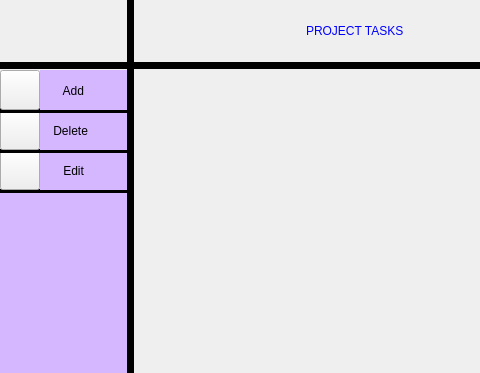
Above: projectui.ui from NimaGhasemi1383/IUT_AP_PROJECT before the change; both pictures show x 0 to 480 and y 0 to 373 of the 800 by 700 pixel window. Below: the same form after it.
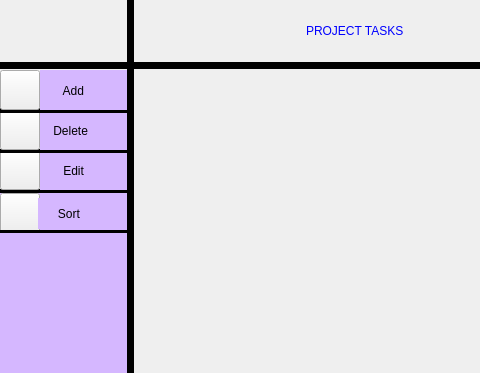
That is the form after the change. Icons and pictures are not drawn.

What changed in the file:
```diff
--- a/projectui.ui
+++ b/projectui.ui
@@ -620,6 +620,55 @@
     <string/>
    </property>
   </widget>
+  <widget class="QPushButton" name="pushButton_Sort">
+   <property name="geometry">
+    <rect>
+     <x>0</x>
+     <y>193</y>
+     <width>40</width>
+     <height>40</height>
+    </rect>
+   </property>
+   <property name="styleSheet">
+    <string notr="true">image: url(:/Login/Login31.jpg);</string>
+   </property>
+   <property name="text">
+    <string/>
+   </property>
+  </widget>
+  <widget class="QLabel" name="label_28">
+   <property name="geometry">
+    <rect>
+     <x>0</x>
+     <y>230</y>
+     <width>131</width>
+     <height>3</height>
+    </rect>
+   </property>
+   <property name="styleSheet">
+    <string notr="true">background-color: rgb(0, 0, 0);</string>
+   </property>
+   <property name="text">
+    <string/>
+   </property>
+  </widget>
+  <widget class="QLabel" name="label_29">
+   <property name="geometry">
+    <rect>
+     <x>38</x>
+     <y>198</y>
+     <width>88</width>
+     <height>31</height>
+    </rect>
+   </property>
+   <property name="styleSheet">
+    <string notr="true">background-color: rgb(213, 183, 255);
+font: 700 12pt &quot;Segoe UI&quot;;</string>
+   </property>
+   <property name="text">
+    <string>      Sort     </string>
+   </property>
+  </widget>
  </widget>
  <resources/>
  <connections/>
```
